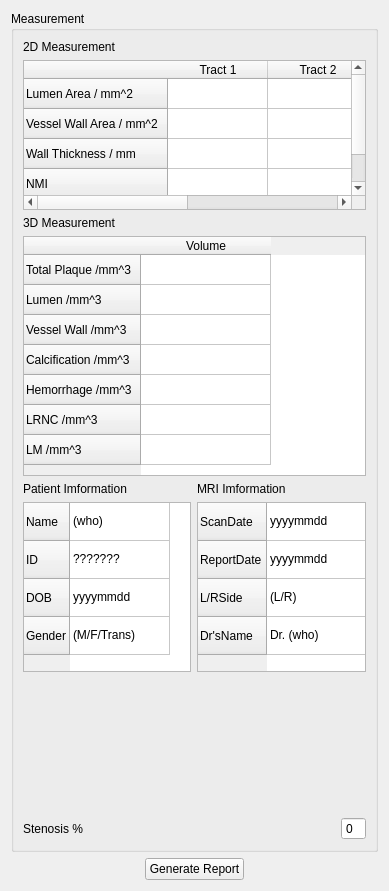
wuzhuobin/PlaqueQuant, file codes/UI/MeasurementWidget.ui: the form before one commit.
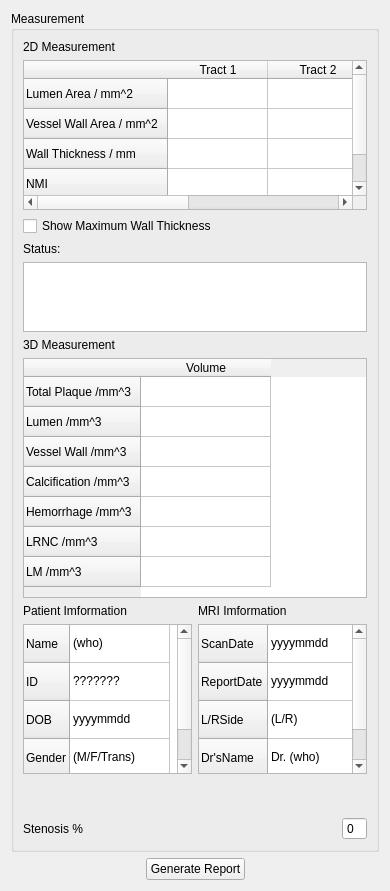
The form after the commit.

The edit to the form file:
```diff
--- a/codes/UI/MeasurementWidget.ui
+++ b/codes/UI/MeasurementWidget.ui
@@ -6,16 +6,22 @@
    <rect>
     <x>0</x>
     <y>0</y>
-    <width>389</width>
+    <width>390</width>
     <height>891</height>
    </rect>
   </property>
   <property name="sizePolicy">
-   <sizepolicy hsizetype="Preferred" vsizetype="Preferred">
+   <sizepolicy hsizetype="Minimum" vsizetype="Expanding">
     <horstretch>0</horstretch>
     <verstretch>0</verstretch>
    </sizepolicy>
   </property>
+  <property name="minimumSize">
+   <size>
+    <width>390</width>
+    <height>0</height>
+   </size>
+  </property>
   <property name="windowTitle">
    <string>Form</string>
   </property>
@@ -79,6 +85,9 @@
         <property name="showGrid">
          <bool>true</bool>
         </property>
+        <property name="gridStyle">
+         <enum>Qt::SolidLine</enum>
+        </property>
         <property name="wordWrap">
          <bool>true</bool>
         </property>
@@ -132,6 +141,42 @@
         </column>
        </widget>
       </item>
+      <item>
+       <widget class="QCheckBox" name="maximumWallThicknessChkBox">
+        <property name="text">
+         <string>Show Maximum Wall Thickness</string>
+        </property>
+       </widget>
+      </item>
+      <item>
+       <widget class="QLabel" name="label_6">
+        <property name="text">
+         <string>Status:</string>
+        </property>
+       </widget>
+      </item>
+      <item>
+       <widget class="QTextBrowser" name="MWTTextBrowser">
+        <property name="sizePolicy">
+         <sizepolicy hsizetype="Expanding" vsizetype="Preferred">
+          <horstretch>0</horstretch>
+          <verstretch>0</verstretch>
+         </sizepolicy>
+        </property>
+        <property name="maximumSize">
+         <size>
+          <width>16777215</width>
+          <height>16777215</height>
+         </size>
+        </property>
+        <property name="autoFillBackground">
+         <bool>false</bool>
+        </property>
+        <property name="styleSheet">
+         <string notr="true"/>
+        </property>
+       </widget>
+      </item>
       <item>
        <widget class="QLabel" name="label_3">
         <property name="sizePolicy">
```
Left out of the diff: 13 changed lines with no effect on the pictures.
